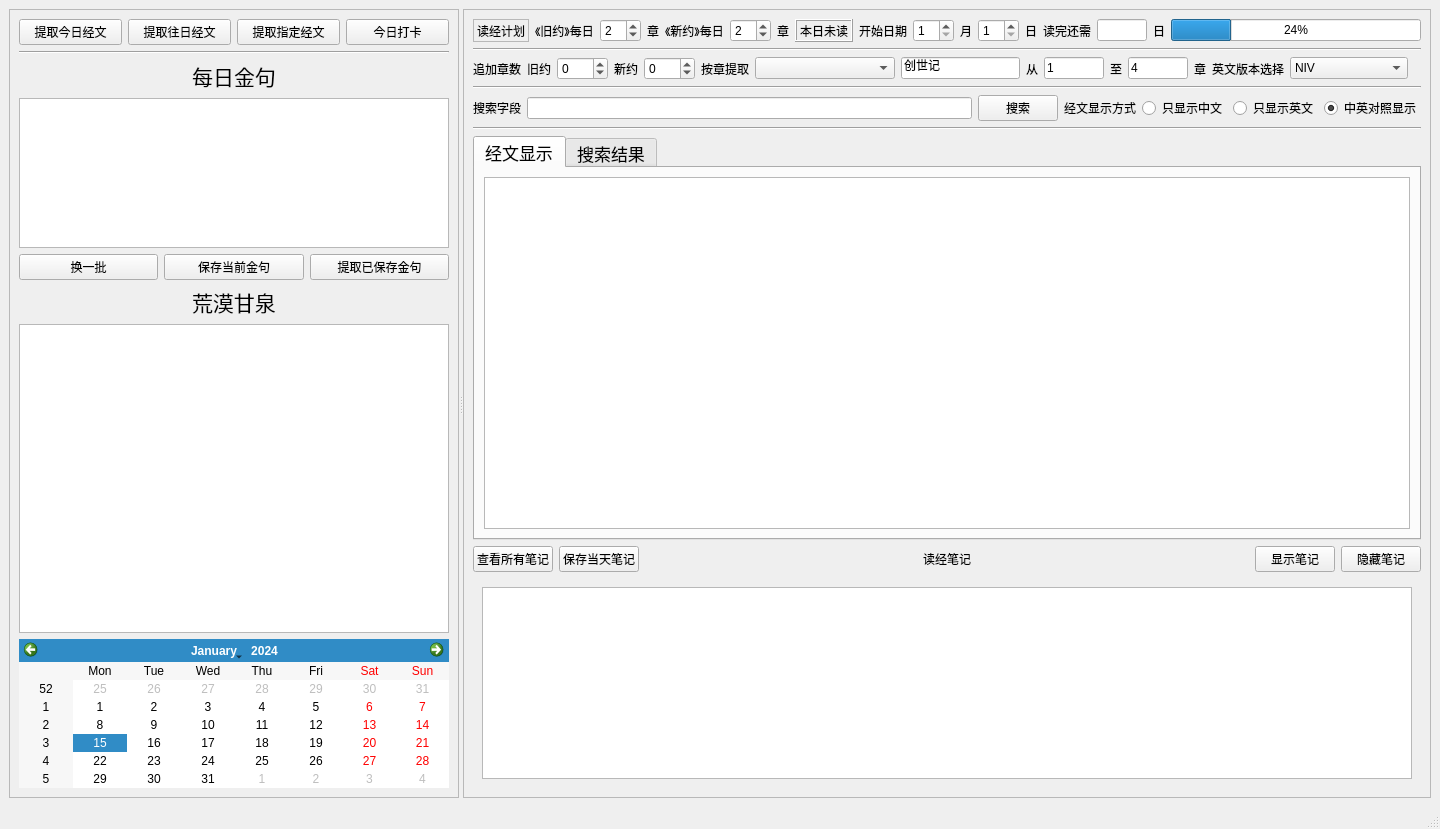
Qt form ui_bible_reading_reminder_new2.ui (jackey-qiu/message_reminder) before a commit.
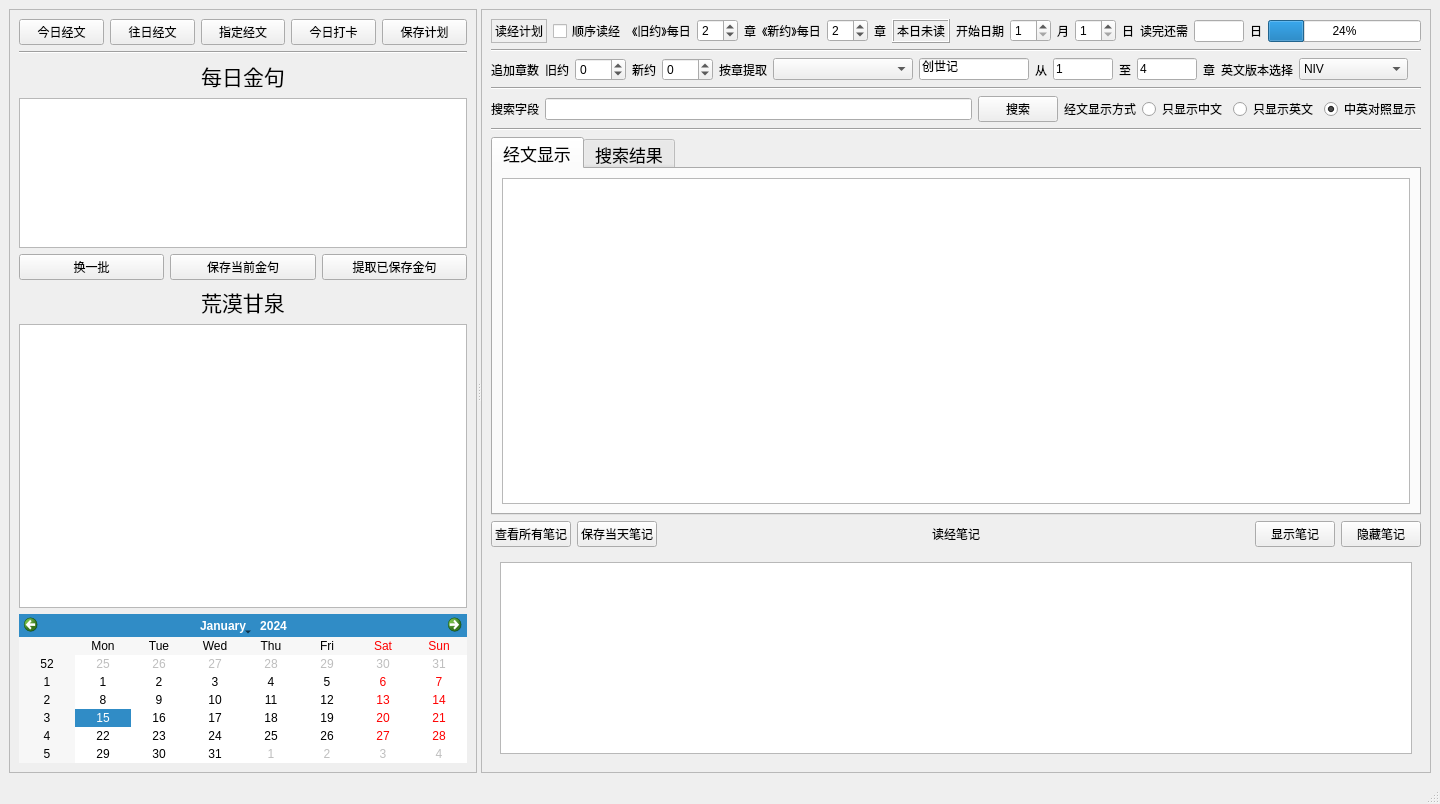
The same form after that commit.

Commit message: you can customise the reading plan now

Diff of the .ui file:
```diff
--- a/ui_bible_reading_reminder_new2.ui
+++ b/ui_bible_reading_reminder_new2.ui
@@ -7,7 +7,7 @@
     <x>0</x>
     <y>0</y>
     <width>1440</width>
-    <height>829</height>
+    <height>804</height>
    </rect>
   </property>
   <property name="windowTitle">
@@ -45,21 +45,21 @@
           <item>
            <widget class="QPushButton" name="pushButton_today">
             <property name="text">
-             <string>提取今日经文</string>
+             <string>今日经文</string>
             </property>
            </widget>
           </item>
           <item>
            <widget class="QPushButton" name="pushButton_before">
             <property name="text">
-             <string>提取往日经文</string>
+             <string>往日经文</string>
             </property>
            </widget>
           </item>
           <item>
            <widget class="QPushButton" name="pushButton_specified">
             <property name="text">
-             <string>提取指定经文</string>
+             <string>指定经文</string>
             </property>
            </widget>
           </item>
@@ -70,6 +70,13 @@
             </property>
            </widget>
           </item>
+          <item>
+           <widget class="QPushButton" name="pushButton_save_plan">
+            <property name="text">
+             <string>保存计划</string>
+            </property>
+           </widget>
+          </item>
          </layout>
         </item>
         <item>
@@ -253,6 +260,13 @@
             </property>
            </widget>
           </item>
+          <item>
+           <widget class="QCheckBox" name="checkBox_order">
+            <property name="text">
+             <string>顺序读经</string>
+            </property>
+           </widget>
+          </item>
           <item>
            <widget class="QLabel" name="label_3">
             <property name="text">
```
The commit also changes 2 other files.
